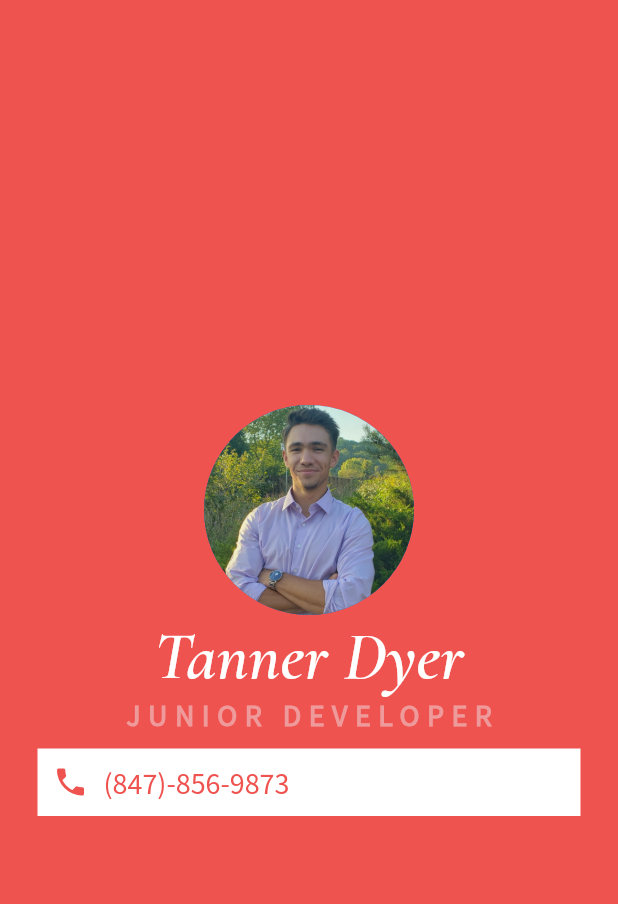
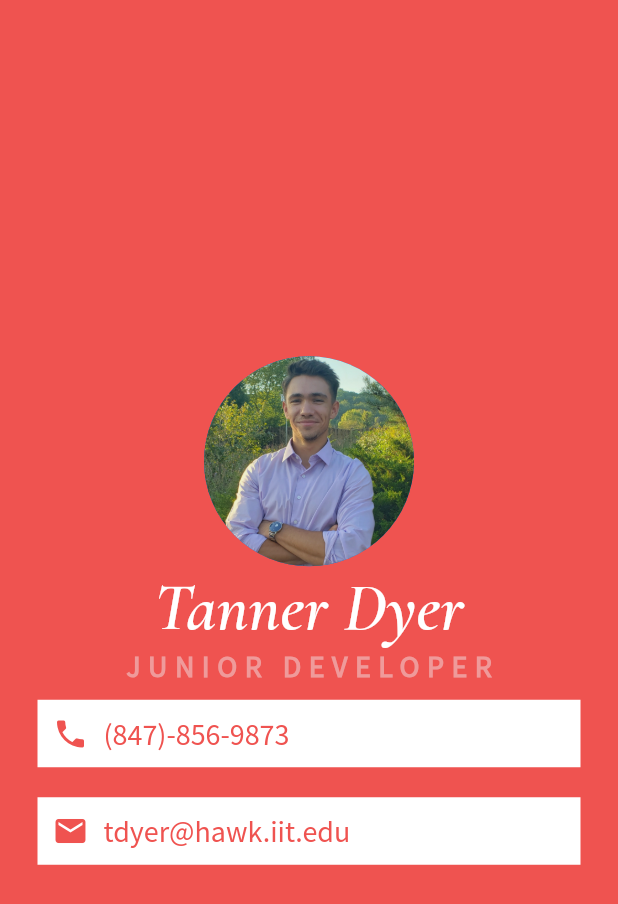
Before and after one commit to tddyer/biz-me, a Flutter app: the screen it shows after launch, on a phone screen of 412 x 824 dp. Shown: the top 904 px of the screen. Run offline on Flutter 3.47's test engine with Material 2 defaults, Android fonts, the phone set to English and light mode, and no system bars.

Commit message:
added email container

```diff
--- a/lib/main.dart
+++ b/lib/main.dart
@@ -61,6 +61,30 @@ class MyApp extends StatelessWidget {
                       )
                     ],
                   )
+                ),
+                Container(
+                  color: Colors.white,
+                  margin: EdgeInsets.symmetric(vertical: 10.0, horizontal: 25.0),
+                  padding: EdgeInsets.all(10.0),
+                  child: Row(
+                    children: <Widget>[
+                      Icon(
+                        Icons.email,
+                        color: Colors.red[400],
+                      ),
+                      SizedBox(
+                        width: 10.0,
+                      ),
+                      Text(
+                        'tdyer@hawk.iit.edu',
+                        style: TextStyle(
+                          color: Colors.red[400],
+                          fontFamily: 'Source Sans Pro',
+                          fontSize: 20.0
+                        ),
+                      )
+                    ],
+                  )
                 )
               ],
             ),
```
